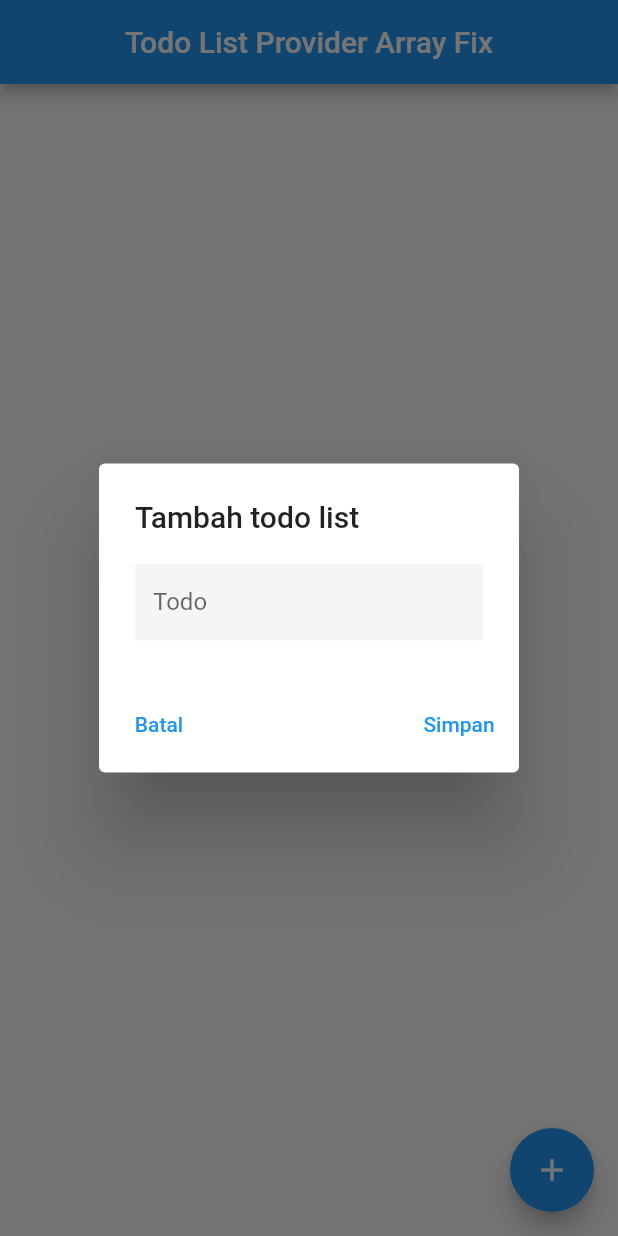
After one commit to widiarrohman1234/flutter-provider-crud, a Flutter app: the screen it shows after launch, after a tap on the "add" icon, on a phone screen of 412 x 824 dp. The commit adds this screen. Run offline on Flutter 3.47's test engine with Material 2 defaults, Android fonts, the phone set to English and light mode, and no system bars.

Commit message:
update UI

```diff
--- /dev/null
+++ b/config.json
@@ -0,0 +1,4 @@
+{
+    "openai_key": "",
+    "modules": []
+}
--- a/lib/main.dart
+++ b/lib/main.dart
@@ -1,8 +1,7 @@
 import 'package:flutter/material.dart';
 import 'package:provider/provider.dart';
-import 'package:provider_state_management/providers/todo_providers.dart';
-
-import 'screens/home_screen.dart';
+import 'providers/todo_providers.dart';
+import 'screens/todo/list_todo.dart';
 
 void main() {
   runApp(const MyApp());
@@ -23,7 +22,7 @@ class MyApp extends StatelessWidget {
         theme: ThemeData(
           primarySwatch: Colors.blue,
         ),
-        home: HomeScreen(),
+        home: const ListTodo(),
       ),
     );
   }
--- a/lib/models/todo_models.dart
+++ b/lib/models/todo_models.dart
@@ -1,52 +1,19 @@
-import 'dart:convert';
+class TodoModel {
+  late final String id;
+  late final String todo;
 
-class TodoModel {
-  final String id;
-  final String todo;
   TodoModel({
     required this.id,
     required this.todo,
   });
 
-  TodoModel copyWith({
-    String? id,
-    String? todo,
-  }) {
-    return TodoModel(
-      id: id ?? this.id,
-      todo: todo ?? this.todo,
-    );
+  TodoModel.fromJson(Map<String, dynamic> json) {
+    id = json['id'];
+    todo = json['todo'];
   }
 
-  Map<String, dynamic> toMap() {
-    return <String, dynamic>{
-      'id': id,
-      'todo': todo,
-    };
-  }
-
-  factory TodoModel.fromMap(Map<String, dynamic> map) {
-    return TodoModel(
-      id: map['id'] as String,
-      todo: map['todo'] as String,
-    );
-  }
-
-  String toJson() => json.encode(toMap());
-
-  factory TodoModel.fromJson(String source) =>
-      TodoModel.fromMap(json.decode(source) as Map<String, dynamic>);
-
-  @override
-  String toString() => 'TodoModel(id: $id, todo: $todo)';
-
-  @override
-  bool operator ==(covariant TodoModel other) {
-    if (identical(this, other)) return true;
-
-    return other.id == id && other.todo == todo;
-  }
-
-  @override
-  int get hashCode => id.hashCode ^ todo.hashCode;
+  Map<String, dynamic> toJson() => {
+        'id': id,
+        'todo': todo,
+      };
 }
--- a/lib/providers/todo_providers.dart
+++ b/lib/providers/todo_providers.dart
@@ -4,18 +4,18 @@ import '../models/todo_models.dart';
 
 class TodoListProvider with ChangeNotifier {
   List<TodoModel> _todoList = [];
+  List<TodoModel> get todoList => _todoList;
+  bool isLoading = false;
 
-  List<TodoModel> get todoList => _todoList;
+  Future<void> getTodo() async {
+    isLoading = false;
+    notifyListeners();
 
-  // void getTodo()  {
-  //   try {
-  //     List<TodoModel> todoList =  todoList.getTodoData();
-  //     _todoList = todoList;
-  //     print(_todoList);
-  //   } catch (e) {
-  //     print(e);
-  //   }
-  // }
+    _todoList = todoList;
+
+    isLoading = false;
+    notifyListeners();
+  }
 
   void addTodo(TodoModel todo) {
     _todoList.add(todo);
--- /dev/null
+++ b/lib/screens/todo/add_todo.dart
@@ -0,0 +1,88 @@
+import 'package:flutter/material.dart';
+import 'package:provider/provider.dart';
+import 'package:uuid/uuid.dart';
+
+import '../../models/todo_models.dart';
+import '../../providers/todo_providers.dart';
+import '../../widgets/info_widget.dart';
+
+class AddTodo extends StatelessWidget {
+  AddTodo({super.key, required this.title, required this.todo});
+  final String title;
+  final TodoModel? todo;
+  final TextEditingController _todoController = TextEditingController();
+
+  @override
+  Widget build(BuildContext context) {
+
+    return AlertDialog(
+      title: Text(title),
+      content: SingleChildScrollView(
+        child: Column(
+          children: [
+            TextField(
+              controller: _todoController,
+              textCapitalization: TextCapitalization.sentences,
+              decoration: InputDecoration(
+                  border: InputBorder.none,
+                  filled: true,
+                  isDense: true,
+                  fillColor: Colors.grey.shade100,
+                  labelText: "Todo",
+                  hintText: "Masukkan todo"),
+            )
+          ],
+        ),
+      ),
+      actions: [
+        Expanded(
+          child: Row(
+            mainAxisAlignment: MainAxisAlignment.spaceBetween,
+            children: [
+              TextButton(
+                onPressed: () {
+                  Navigator.pop(context);
+                },
+                child: const Text("Batal"),
+              ),
+              TextButton(
+                onPressed: () {
+                  if (_todoController.text.isEmpty) {
+                    showDialog(
+                        context: context,
+                        builder: (context) {
+                          return const InfoWidget(
+                            title: "Error !",
+                            content: "Todo tidak boleh kosong",
+                          );
+                        });
+                  } else {
+                    if (todo != null) {
+                      Provider.of<TodoListProvider>(context, listen: false)
+                          .updateTode(
+                        TodoModel(id: todo!.id, todo: _todoController.text),
+                      );
+                      Navigator.pop(context);
+                    } else {
+                      const uuid = Uuid();
+
+                      Provider.of<TodoListProvider>(context, listen: false)
+                          .addTodo(
+                              TodoModel(
+                                id: uuid.v4(),
+                                todo: _todoController.text,
+                              ),
+                            );
+                      Navigator.pop(context);
+                    }
+                  }
+                },
+                child: const Text("Simpan"),
+              )
+            ],
+          ),
+        ),
+      ],
+    );
+  }
+}
--- /dev/null
+++ b/lib/screens/todo/list_todo.dart
@@ -0,0 +1,86 @@
+import 'package:flutter/material.dart';
+import 'package:provider/provider.dart';
+
+import '../../providers/todo_providers.dart';
+import 'add_todo.dart';
+import 'edit_todo.dart';
+
+class ListTodo extends StatefulWidget {
+  const ListTodo({super.key});
+
+  @override
+  State<ListTodo> createState() => _ListTodoState();
+}
+
+class _ListTodoState extends State<ListTodo> {
+  @override
+  void initState() {
+    super.initState();
+    WidgetsBinding.instance.addPostFrameCallback((timeStamp) {
+      Provider.of<TodoListProvider>(context, listen: false).getTodo();
+    });
+  }
+
+  @override
+  Widget build(BuildContext context) {
+    return Scaffold(
+      appBar: AppBar(
+        centerTitle: true,
+        title: const Text("Todo List Provider Array Fix"),
+      ),
+      body: Consumer<TodoListProvider>(
+        builder: (
+          context,
+          value,
+          child,
+        ) {
+          return ListView(
+            padding: const EdgeInsets.all(20.0),
+            children: value.todoList.isNotEmpty
+                ? value.todoList.map((todo) {
+                    return Card(
+                      child: ListTile(
+                        title: Text(todo.todo),
+                        trailing: const Icon(Icons.edit),
+                        onTap: () {
+                          showDialog(
+                            context: context,
+                            builder: (context) {
+                              return EditTodo(
+                                title: "Edit Todo",
+                                todo: todo,
+                              );
+                            },
+                          );
+                        },
+                      ),
+                    );
+                  }).toList()
+                : [
+                    SizedBox(
+                      width: MediaQuery.of(context).size.width,
+                      height: MediaQuery.of(context).size.height,
+                      child: const Center(
+                        child: Text(
+                          "Todo list masih kosong",
+                          textAlign: TextAlign.center,
+                        ),
+                      ),
+                    )
+                  ],
+          );
+        },
+      ),
+      floatingActionButton: FloatingActionButton(
+        child: const Icon(Icons.add),
+        onPressed: () {
+          showDialog(
+              context: context,
+              builder: (context) {
+                return AddTodo(title: "Tambah todo list", todo: null);
+              });
+        },
+      ),
+    );
+  }
+}
--- a/lib/widgets/info_widget.dart
+++ b/lib/widgets/info_widget.dart
@@ -1,5 +1,4 @@
 import 'package:flutter/material.dart';
-import 'package:flutter/src/widgets/framework.dart';
 
 class InfoWidget extends StatelessWidget {
   final String title;
@@ -10,8 +9,6 @@ class InfoWidget extends StatelessWidget {
     required this.title,
     required this.content,
   });
-  // final String title;
-  // final String content;
 
   @override
   Widget build(BuildContext context) {
```
Also changed, not shown: lib/screens/home_screen.dart (deleted, +0 -95 lines), lib/screens/todo/edit_todo.dart (added, +94 -0 lines), lib/widgets/add_edit_todo_widget.dart (deleted, +0 -79 lines).
